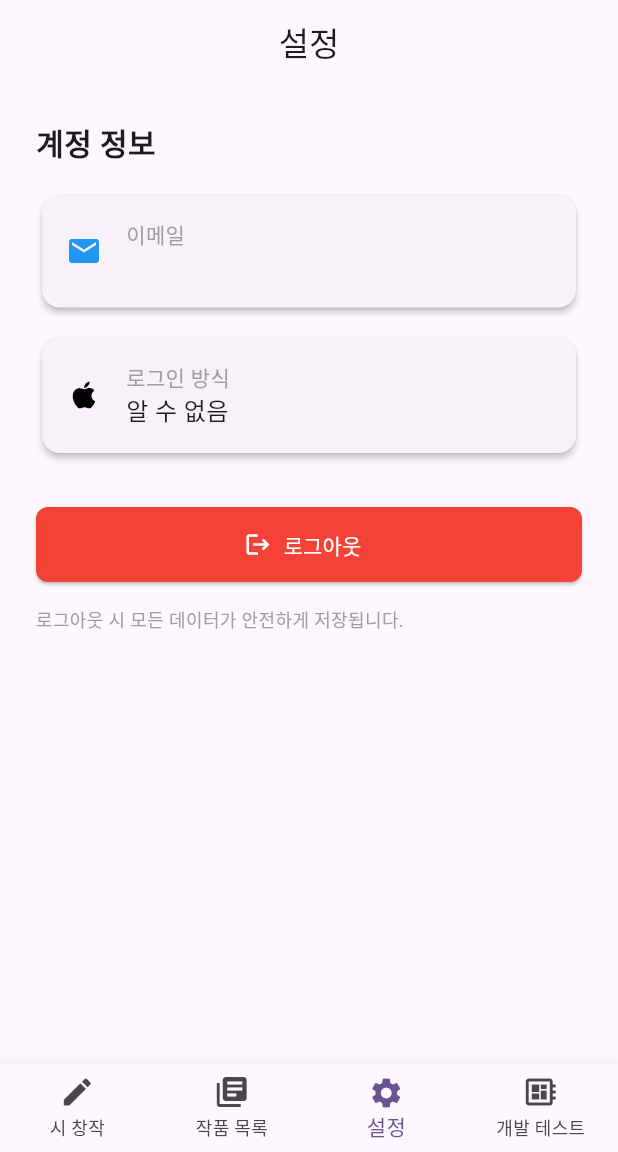
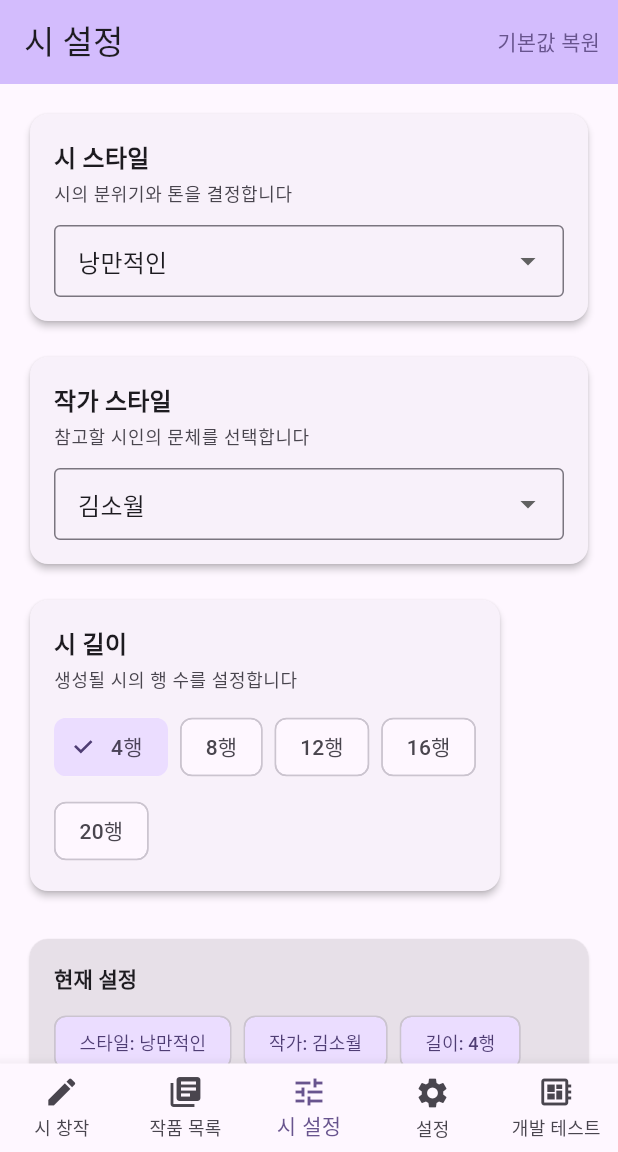
Before and after one commit to izowooi/clever-lemon, a Flutter app: the screen it shows once a user with an empty profile is signed in, item 3 of the bottom bar chosen, on a phone screen of 412 x 824 dp, the part 84-1236 px from its top. Run offline on Flutter 3.47's test engine with Material 3 defaults, Android fonts, the phone set to English and light mode, and no system bars; our stand-ins replace firebase_core, firebase_remote_config, flutter_riverpod, google_sign_in, shared_preferences, sign_in_with_apple and 1 more; accounts and stored records are empty.

Commit message:
시 설정을 변경할 수 있도록 수정

```diff
--- /dev/null
+++ b/flutter_proj/lib/models/poem_settings.dart
@@ -0,0 +1,103 @@
+class PoemSettings {
+  final String style;
+  final String authorStyle;
+  final int length;
+
+  const PoemSettings({
+    required this.style,
+    required this.authorStyle,
+    required this.length,
+  });
+
+  PoemSettings copyWith({
+    String? style,
+    String? authorStyle,
+    int? length,
+  }) {
+    return PoemSettings(
+      style: style ?? this.style,
+      authorStyle: authorStyle ?? this.authorStyle,
+      length: length ?? this.length,
+    );
+  }
+
+  Map<String, dynamic> toJson() {
+    return {
+      'style': style,
+      'authorStyle': authorStyle,
+      'length': length,
+    };
+  }
+
+  factory PoemSettings.fromJson(Map<String, dynamic> json) {
+    return PoemSettings(
+      style: json['style'] as String,
+      authorStyle: json['authorStyle'] as String,
+      length: json['length'] as int,
+    );
+  }
+
+  static const PoemSettings defaultSettings = PoemSettings(
+    style: '낭만적인',
+    authorStyle: '김소월',
+    length: 4,
+  );
+
+  @override
+  bool operator ==(Object other) {
+    if (identical(this, other)) return true;
+    return other is PoemSettings &&
+        other.style == style &&
+        other.authorStyle == authorStyle &&
+        other.length == length;
+  }
+
+  @override
+  int get hashCode => Object.hash(style, authorStyle, length);
+}
+
+class PoemSettingsConfig {
+  final List<String> styles;
+  final List<String> authorStyles;
+  final List<int> lengths;
+
+  const PoemSettingsConfig({
+    required this.styles,
+    required this.authorStyles,
+    required this.lengths,
+  });
+
+  factory PoemSettingsConfig.fromJson(Map<String, dynamic> json) {
+    return PoemSettingsConfig(
+      styles: List<String>.from(json['styles'] as List),
+      authorStyles: List<String>.from(json['authorStyles'] as List),
+      lengths: List<int>.from(json['lengths'] as List),
+    );
+  }
+
+  Map<String, dynamic> toJson() {
+    return {
+      'styles': styles,
+      'authorStyles': authorStyles,
+      'lengths': lengths,
+    };
+  }
+
+  static const PoemSettingsConfig defaultConfig = PoemSettingsConfig(
+    styles: [
+      '낭만적인',
+      '우울한',
+      '철학적인',
+      '초현실적인',
+      '서정적인',
+    ],
+    authorStyles: [
+      '김소월',
+      '윤동주',
+      '서정주',
+      '김춘수',
+      '정지용',
+    ],
+    lengths: [4, 8, 12, 16, 20],
+  );
+}
--- a/flutter_proj/lib/screens/home_screen.dart
+++ b/flutter_proj/lib/screens/home_screen.dart
@@ -3,6 +3,7 @@ import 'package:flutter_proj/screens/auth_test_screen.dart';
 import 'sequential_creation_screen.dart';
 import 'poetry_list_screen.dart';
 import 'settings_screen.dart';
+import 'poem_settings_screen.dart';
 import 'dev_test_screen.dart';
 
 class HomeScreen extends StatefulWidget {
@@ -19,7 +20,7 @@ class _HomeScreenState extends State<HomeScreen> with TickerProviderStateMixin {
   @override
   void initState() {
     super.initState();
-    _tabController = TabController(length: 4, vsync: this);
+    _tabController = TabController(length: 5, vsync: this);
     _tabController.addListener(() {
       setState(() {
         _currentIndex = _tabController.index;
@@ -52,9 +53,9 @@ class _HomeScreenState extends State<HomeScreen> with TickerProviderStateMixin {
         children: const [
           SequentialCreationScreen(),
           PoetryListScreen(),
+          PoemSettingsScreen(),
           SettingsScreen(),
           DevTestScreen(),
-          //AuthTestScreen(),
         ],
       ),
       bottomNavigationBar: BottomNavigationBar(
@@ -75,6 +76,10 @@ class _HomeScreenState extends State<HomeScreen> with TickerProviderStateMixin {
             label: '작품 목록',
           ),
           BottomNavigationBarItem(
+            icon: Icon(Icons.tune),
+            label: '시 설정',
+          ),
+          BottomNavigationBarItem(
             icon: Icon(Icons.settings),
             label: '설정',
           ),
--- /dev/null
+++ b/flutter_proj/lib/screens/poem_settings_screen.dart
@@ -0,0 +1,247 @@
+import 'package:flutter/material.dart';
+import 'package:flutter_riverpod/flutter_riverpod.dart';
+import '../models/poem_settings.dart';
+import '../providers/poem_settings_provider.dart';
+
+class PoemSettingsScreen extends ConsumerWidget {
+  const PoemSettingsScreen({super.key});
+
+  @override
+  Widget build(BuildContext context, WidgetRef ref) {
+    final settings = ref.watch(poemSettingsProvider);
+    final configAsync = ref.watch(poemSettingsConfigProvider);
+    final notifier = ref.read(poemSettingsProvider.notifier);
+
+    return Scaffold(
+      appBar: AppBar(
+        title: const Text('시 설정'),
+        backgroundColor: Theme.of(context).colorScheme.inversePrimary,
+        actions: [
+          TextButton(
+            onPressed: () => notifier.resetToDefaults(),
+            child: const Text('기본값 복원'),
+          ),
+        ],
+      ),
+      body: configAsync.when(
+        loading: () => const Center(child: CircularProgressIndicator()),
+        error: (error, stack) => Center(
+          child: Column(
+            mainAxisAlignment: MainAxisAlignment.center,
+            children: [
+              const Icon(Icons.error_outline, size: 48, color: Colors.red),
+              const SizedBox(height: 16),
+              Text('설정을 불러오는데 실패했습니다\n$error'),
+              const SizedBox(height: 16),
+              ElevatedButton(
+                onPressed: () => ref.refresh(poemSettingsConfigProvider),
+                child: const Text('다시 시도'),
+              ),
+            ],
+          ),
+        ),
+        data: (config) => SingleChildScrollView(
+          padding: const EdgeInsets.all(16.0),
+          child: Column(
+            crossAxisAlignment: CrossAxisAlignment.start,
+            children: [
+              _buildSettingCard(
+                context,
+                title: '시 스타일',
+                subtitle: '시의 분위기와 톤을 결정합니다',
+                child: _buildStyleDropdown(
+                  context,
+                  value: settings.style,
+                  items: config.styles,
+                  onChanged: notifier.updateStyle,
+                ),
+              ),
+              const SizedBox(height: 16),
+              _buildSettingCard(
+                context,
+                title: '작가 스타일',
+                subtitle: '참고할 시인의 문체를 선택합니다',
+                child: _buildAuthorStyleDropdown(
+                  context,
+                  value: settings.authorStyle,
+                  items: config.authorStyles,
+                  onChanged: notifier.updateAuthorStyle,
+                ),
+              ),
+              const SizedBox(height: 16),
+              _buildSettingCard(
+                context,
+                title: '시 길이',
+                subtitle: '생성될 시의 행 수를 설정합니다',
+                child: _buildLengthSelector(
+                  context,
+                  value: settings.length,
+                  items: config.lengths,
+                  onChanged: notifier.updateLength,
+                ),
+              ),
+              const SizedBox(height: 24),
+              _buildCurrentSettingsCard(context, settings),
+            ],
+          ),
+        ),
+      ),
+    );
+  }
+
+  Widget _buildSettingCard(
+    BuildContext context, {
+    required String title,
+    required String subtitle,
+    required Widget child,
+  }) {
+    return Card(
+      elevation: 2,
+      shape: RoundedRectangleBorder(borderRadius: BorderRadius.circular(12)),
+      child: Padding(
+        padding: const EdgeInsets.all(16.0),
+        child: Column(
+          crossAxisAlignment: CrossAxisAlignment.start,
+          children: [
+            Text(
+              title,
+              style: Theme.of(context).textTheme.titleMedium?.copyWith(
+                fontWeight: FontWeight.bold,
+              ),
+            ),
+            const SizedBox(height: 4),
+            Text(
+              subtitle,
+              style: Theme.of(context).textTheme.bodySmall?.copyWith(
+                color: Theme.of(context).colorScheme.onSurfaceVariant,
+              ),
+            ),
+            const SizedBox(height: 12),
+            child,
+          ],
+        ),
+      ),
+    );
+  }
+
+  Widget _buildStyleDropdown(
+    BuildContext context, {
+    required String value,
+    required List<String> items,
+    required Function(String) onChanged,
+  }) {
+    return DropdownButtonFormField<String>(
+      initialValue: items.contains(value) ? value : null,
+      decoration: const InputDecoration(
+        border: OutlineInputBorder(),
+        contentPadding: EdgeInsets.symmetric(horizontal: 12, vertical: 8),
+      ),
+      items: items.map((style) {
+        return DropdownMenuItem(
+          value: style,
+          child: Text(style),
+        );
+      }).toList(),
+      onChanged: (newValue) {
+        if (newValue != null) {
+          onChanged(newValue);
+        }
+      },
+    );
+  }
+
+  Widget _buildAuthorStyleDropdown(
+    BuildContext context, {
+    required String value,
+    required List<String> items,
+    required Function(String) onChanged,
+  }) {
+    return DropdownButtonFormField<String>(
+      initialValue: items.contains(value) ? value : null,
+      decoration: const InputDecoration(
+        border: OutlineInputBorder(),
+        contentPadding: EdgeInsets.symmetric(horizontal: 12, vertical: 8),
+      ),
+      items: items.map((author) {
+        return DropdownMenuItem(
+          value: author,
+          child: Text(author),
+        );
+      }).toList(),
+      onChanged: (newValue) {
+        if (newValue != null) {
+          onChanged(newValue);
+        }
+      },
+    );
+  }
+
+  Widget _buildLengthSelector(
+    BuildContext context, {
+    required int value,
+    required List<int> items,
+    required Function(int) onChanged,
+  }) {
+    return Wrap(
+      spacing: 8,
+      runSpacing: 8,
+      children: items.map((length) {
+        final isSelected = length == value;
+        return FilterChip(
+          label: Text(length.toString() + '행'),
+          selected: isSelected,
+          onSelected: (selected) {
+            if (selected) {
+              onChanged(length);
+            }
+          },
+          selectedColor: Theme.of(context).colorScheme.primaryContainer,
+          checkmarkColor: Theme.of(context).colorScheme.onPrimaryContainer,
+        );
+      }).toList(),
+    );
+  }
+
+  Widget _buildCurrentSettingsCard(BuildContext context, PoemSettings settings) {
+    return Card(
+      elevation: 1,
+      shape: RoundedRectangleBorder(borderRadius: BorderRadius.circular(12)),
+      color: Theme.of(context).colorScheme.surfaceContainerHighest,
+      child: Padding(
+        padding: const EdgeInsets.all(16.0),
+        child: Column(
+          crossAxisAlignment: CrossAxisAlignment.start,
+          children: [
+            Text(
+              '현재 설정',
+              style: Theme.of(context).textTheme.titleSmall?.copyWith(
+                fontWeight: FontWeight.bold,
+              ),
+            ),
+            const SizedBox(height: 8),
+            Row(
+              children: [
+                _buildSettingChip(context, '스타일', settings.style),
+                const SizedBox(width: 8),
+                _buildSettingChip(context, '작가', settings.authorStyle),
+                const SizedBox(width: 8),
+                _buildSettingChip(context, '길이', settings.length.toString() + '행'),
+              ],
+            ),
+          ],
+        ),
+      ),
+    );
+  }
+
+  Widget _buildSettingChip(BuildContext context, String label, String value) {
+    return Chip(
+      label: Text('$label: $value'),
+      backgroundColor: Theme.of(context).colorScheme.primaryContainer,
+      labelStyle: TextStyle(
+        color: Theme.of(context).colorScheme.onPrimaryContainer,
+        fontSize: 12,
+      ),
+    );
+  }
+}
```
Also changed, not shown: flutter_proj/lib/providers/poem_settings_provider.dart (added, +83 -0 lines), flutter_proj/lib/providers/poetry_creation_provider.dart (+10 -3 lines), flutter_proj/lib/services/implementations/local_poem_settings_service.dart (added, +65 -0 lines), flutter_proj/lib/services/interfaces/poem_settings_service.dart (added, +8 -0 lines).
